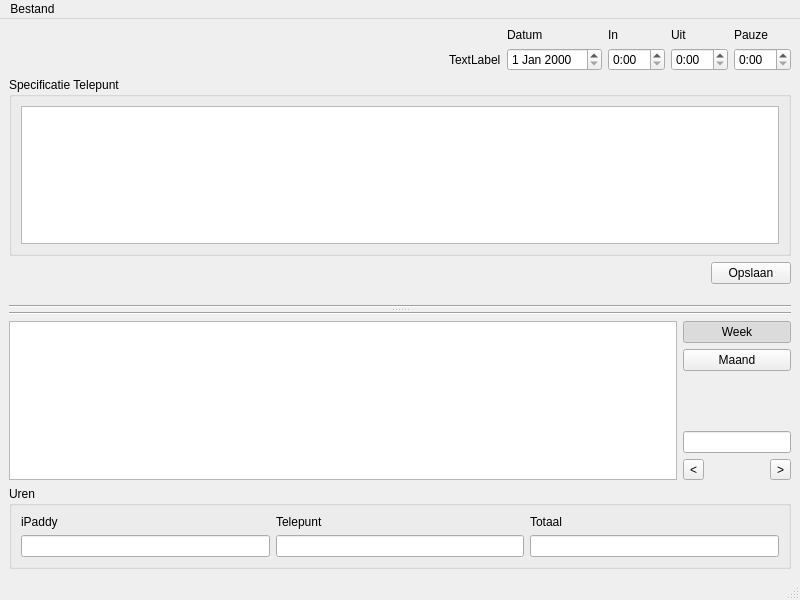
Above: MainWindow.ui from Amanoo/urenregistratie before the change. Below: the same form after it.
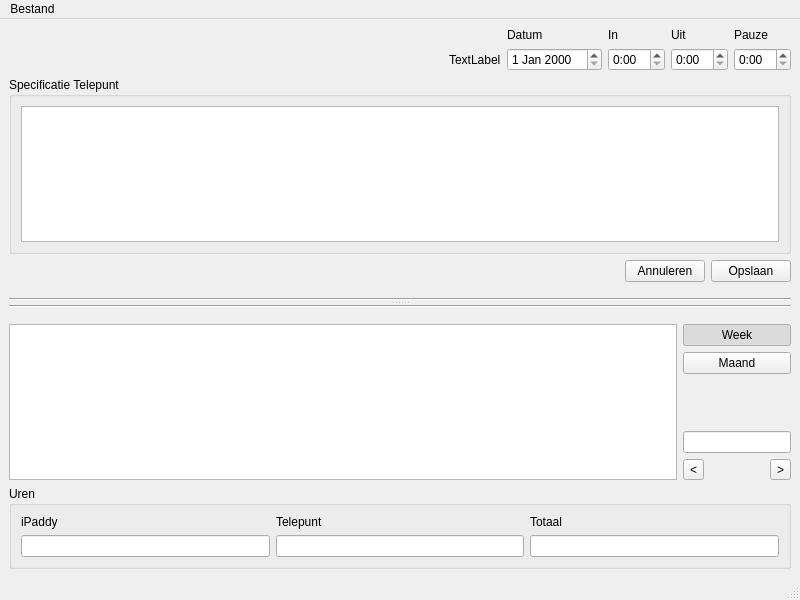
That is the form after the change.

The edit to the form file:
```diff
--- a/MainWindow.ui
+++ b/MainWindow.ui
@@ -147,12 +147,18 @@
             <property name="sizeHint" stdset="0">
              <size>
               <width>20</width>
-              <height>15</height>
+              <height>10</height>
              </size>
             </property>
            </spacer>
           </item>
-
+          <item row="3" column="1">
+           <widget class="QPushButton" name="pushButton_4">
+            <property name="text">
+             <string>Annuleren</string>
+            </property>
+           </widget>
+          </item>
          </layout>
 
         </item>
@@ -178,6 +184,22 @@
           </property>
          </widget>
         </item>
+        <item>
+         <spacer name="verticalSpacer_3">
+          <property name="orientation">
+           <enum>Qt::Vertical</enum>
+          </property>
+          <property name="sizeType">
+           <enum>QSizePolicy::Fixed</enum>
+          </property>
+          <property name="sizeHint" stdset="0">
+           <size>
+            <width>20</width>
+            <height>10</height>
+           </size>
+          </property>
+         </spacer>
+        </item>
         <item>
          <layout class="QHBoxLayout" name="horizontalLayout_3">
           <item>
```
Left out of the diff: 5 changed lines with no effect on the pictures. Lines whose indentation alone changed are shown as unchanged.
